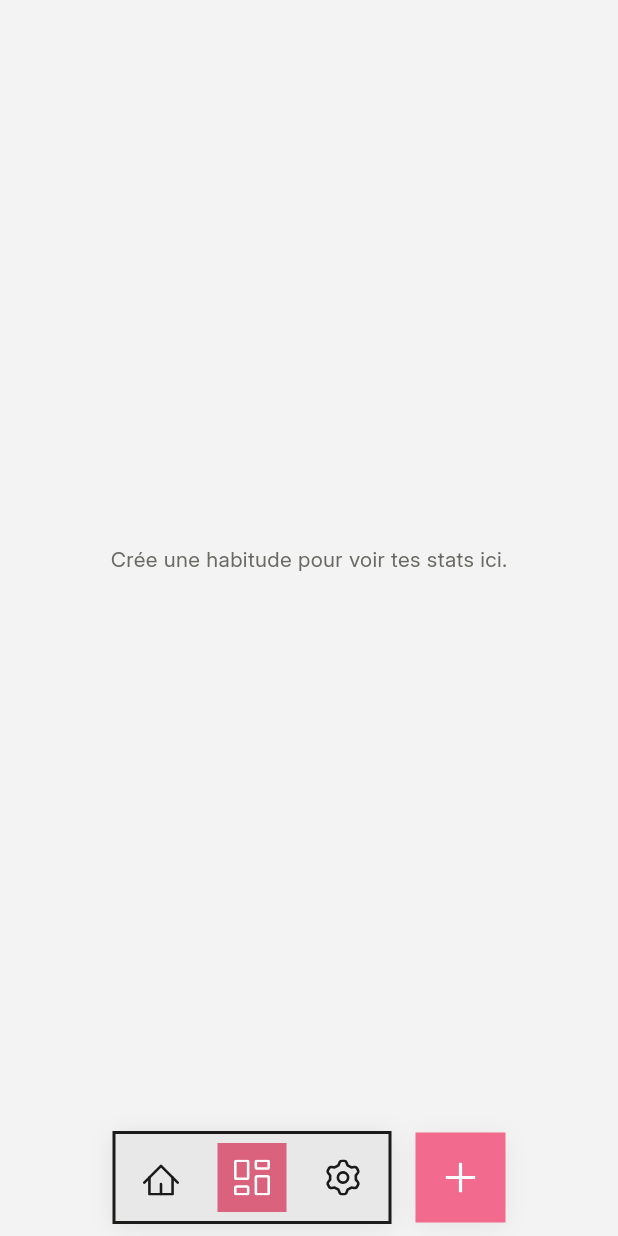
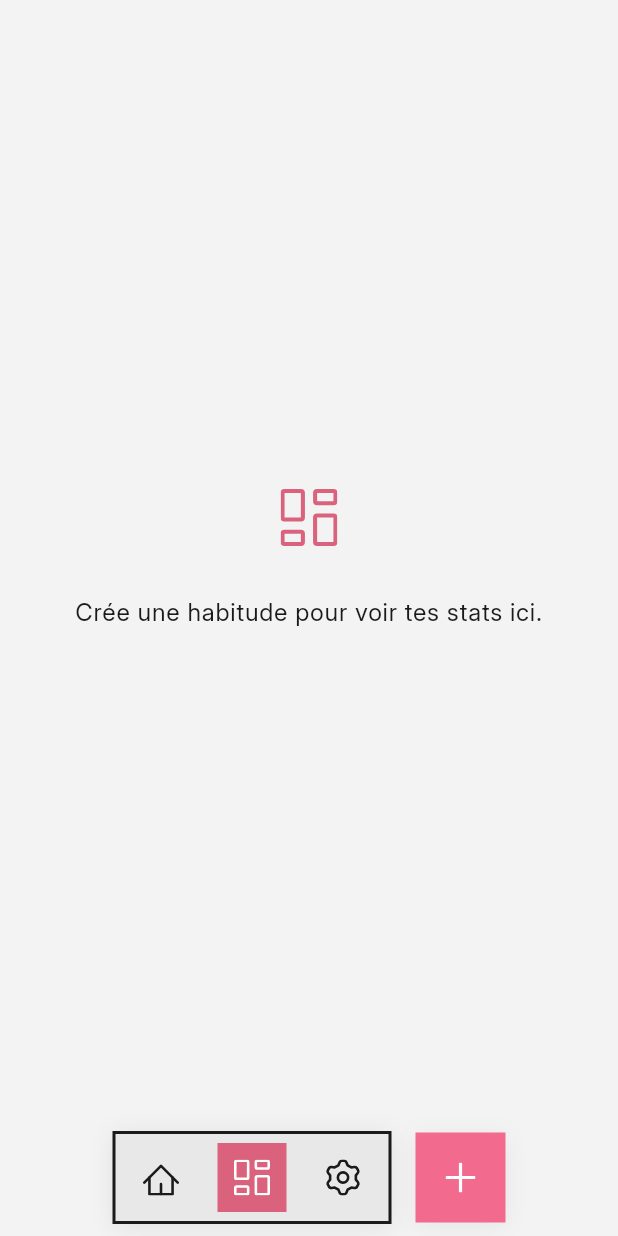
Before and after one commit to Rahim10020/HabitTracker-Mkoko-, a Flutter app: the screen it shows after launch, item 2 of the bottom bar chosen, on a phone screen of 412 x 824 dp. Run offline on Flutter 3.47's test engine with Material 3 defaults, Android fonts, the phone set to English and light mode, and no system bars; our stand-ins replace confetti, drift, drift_flutter, flutter_heatmap_calendar, flutter_local_notifications, flutter_slidable and 4 more; missing offline and left inert: home_widget; accounts and stored records are empty; generated files the repository leaves out were written again.

Commit message:
finish fixes

```diff
--- a/lib/pages/stats_page.dart
+++ b/lib/pages/stats_page.dart
@@ -1,4 +1,5 @@
 import 'package:R_HabitTracker/database/habit_database.dart';
+import 'package:R_HabitTracker/icons/app_icons.dart';
 import 'package:R_HabitTracker/pages/habit_detail_page.dart';
 import 'package:R_HabitTracker/theme/app_spacing.dart';
 import 'package:R_HabitTracker/utils/streak_util.dart';
@@ -33,9 +34,27 @@ class _StatsPageState extends State<StatsPage> {
 
             if (habits.isEmpty) {
               return Center(
-                child: Text(
-                  'Crée une habitude pour voir tes stats ici.',
-                  style: textTheme.bodyMedium,
+                child: Column(
+                  mainAxisSize: MainAxisSize.min,
+                  children: [
+                    SizedBox(
+                      width: 38,
+                      height: 38,
+                      child: AppSvgIcon(
+                        icon: AppIcon.stats,
+                        color: colorScheme.primary,
+                        size: 16,
+                      ),
+                    ),
+                    const SizedBox(
+                      height: 32,
+                    ),
+                    Text(
+                      'Crée une habitude pour voir tes stats ici.',
+                      style: textTheme.bodyLarge,
+                      textAlign: TextAlign.center,
+                    ),
+                  ],
                 ),
               );
             }
```
